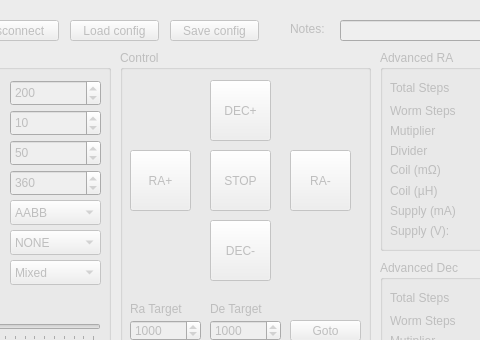
Qt form mainwindow.ui (ahp-electronics/gt-configurator) before a commit; both pictures show x 380 to 860 and y 0 to 340 of the 1100 by 571 pixel window.
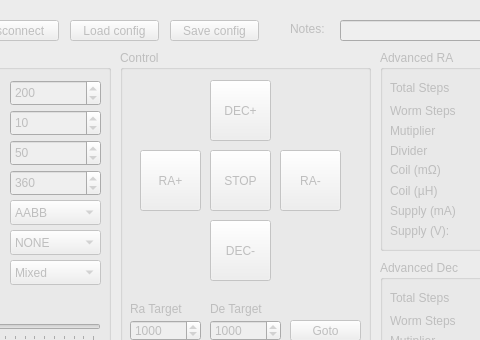
The same form after that commit.

The edit to the form file:
```diff
--- a/mainwindow.ui
+++ b/mainwindow.ui
@@ -795,7 +795,7 @@
      <widget class="QPushButton" name="Ra_P">
       <property name="geometry">
        <rect>
-        <x>10</x>
+        <x>20</x>
         <y>100</y>
         <width>61</width>
         <height>61</height>
@@ -808,7 +808,7 @@
      <widget class="QPushButton" name="Ra_N">
       <property name="geometry">
        <rect>
-        <x>170</x>
+        <x>160</x>
         <y>100</y>
         <width>61</width>
         <height>61</height>
```
Left out of the diff: 2 changed lines with no effect on the pictures.
